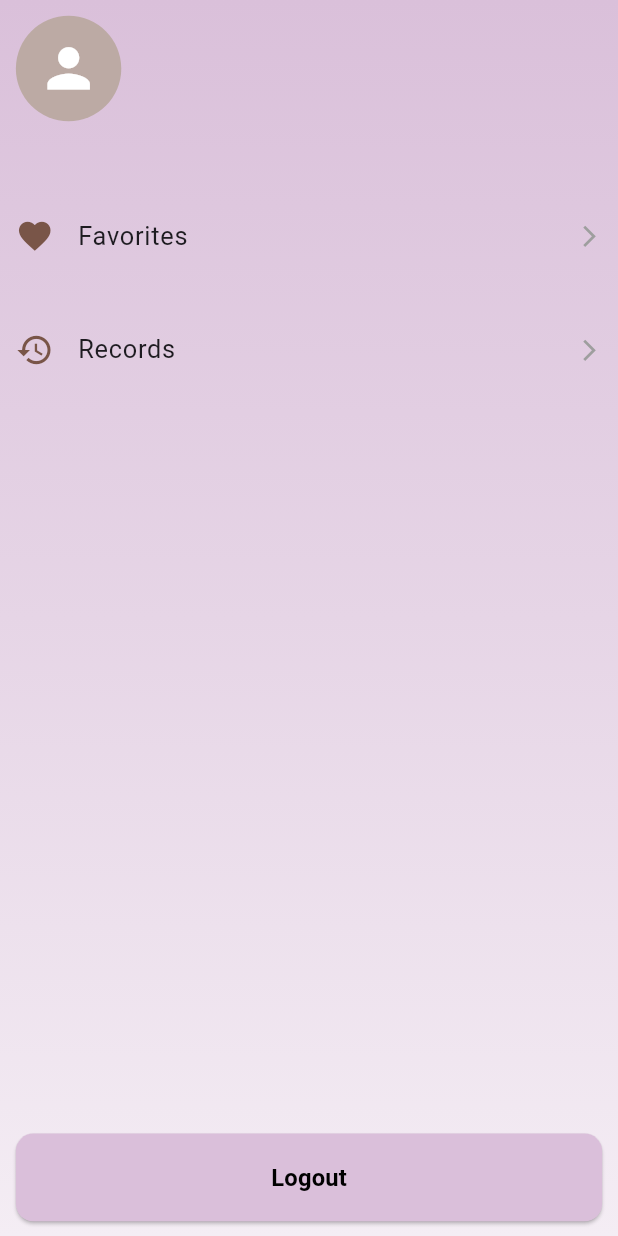
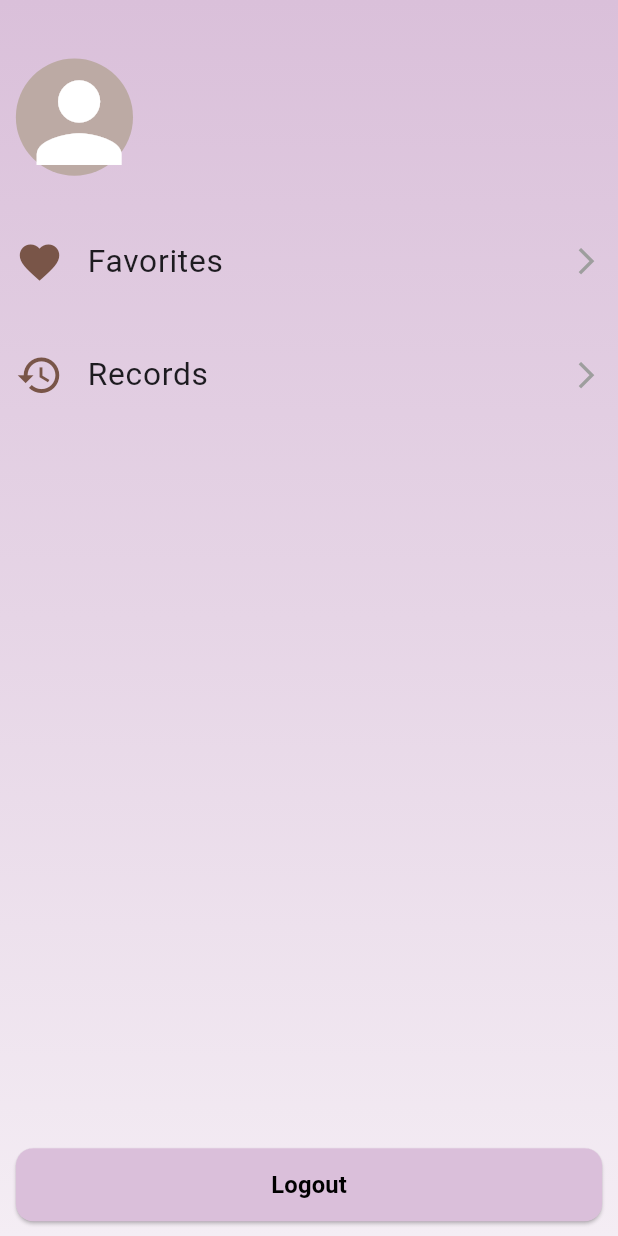
Before and after one commit to Dai-Qiqing/CASA0015, a Flutter app: the ProfilePage screen opened directly, on a phone screen of 412 x 824 dp. Run offline on Flutter 3.47's test engine with Material 3 defaults, Android fonts, the phone set to English and light mode, and no system bars; our stand-ins replace camera, carousel_slider, dio, flutter_screenutil, get, image_picker and 1 more; accounts and stored records are empty; network calls fail.

Commit message:
优化UI

```diff
--- a/flutter_outfit/lib/l10n/l10n.dart
+++ b/flutter_outfit/lib/l10n/l10n.dart
@@ -161,6 +161,11 @@ class AppLocalizations {
   String get flip {
     return Intl.message('Flip', name: 'flip', desc: '', locale: localeName);
   }
+
+  String get emptyTip {
+    return Intl.message('It\'s empty!',
+        name: 'emptyTip', desc: '', locale: localeName);
+  }
 }
 
 class AppLocalizationsDelegate extends LocalizationsDelegate<AppLocalizations> {
--- a/flutter_outfit/lib/modules/auth/view.dart
+++ b/flutter_outfit/lib/modules/auth/view.dart
@@ -67,7 +67,7 @@ class AuthPage extends GetView<AuthController> {
                       onPressed: controller.submit,
                       style: ElevatedButton.styleFrom(
                         backgroundColor: Color(0xFFDABFDA),
-                        minimumSize: Size(double.infinity, 60.h),
+                        minimumSize: Size(double.infinity, 50.h),
                         shape: RoundedRectangleBorder(
                           borderRadius: BorderRadius.circular(12.r),
                         ),
--- a/flutter_outfit/lib/modules/home/controller.dart
+++ b/flutter_outfit/lib/modules/home/controller.dart
@@ -41,8 +41,9 @@ class HomeController extends GetxController {
   }
 
   void onSearchForTap() async {
+    searchText.value = searchController.text;
     var result = await apiOutfit.getOutfits({
-      'key': searchController.text,
+      'key': searchText.value,
     });
     recommendations.value = result ?? [];
   }
--- a/flutter_outfit/lib/modules/home/widgets/search_input.dart
+++ b/flutter_outfit/lib/modules/home/widgets/search_input.dart
@@ -31,7 +31,6 @@ class SearchInput extends StatelessWidget {
                 Expanded(
                   child: TextFormField(
                     controller: controller.searchController,
-                    onChanged: (value) => controller.searchText.value = value,
                     decoration: InputDecoration(
                       hintText: l10n.searchInputTip,
                       border: InputBorder.none,
--- a/flutter_outfit/lib/modules/profile/view.dart
+++ b/flutter_outfit/lib/modules/profile/view.dart
@@ -27,13 +27,16 @@ class ProfilePage extends GetView<ProfileController> {
         CustomScrollView(
           slivers: [
             SliverPadding(
-              padding: EdgeInsets.all(10.w),
+              padding: EdgeInsets.symmetric(
+                horizontal: 10.w,
+                vertical: 40.h,
+              ),
               sliver: SliverToBoxAdapter(
                 child: Column(
                   crossAxisAlignment: CrossAxisAlignment.start,
                   children: [
                     ProfileHeader(),
-                    SizedBox(height: 40.h),
+                    SizedBox(height: 20.h),
                     OptionItem(
                       icon: Icons.favorite,
                       title: l10n.favorites,
@@ -59,7 +62,7 @@ class ProfilePage extends GetView<ProfileController> {
             onPressed: controller.logout,
             style: ElevatedButton.styleFrom(
               backgroundColor: Color(0xFFDABFDA),
-              minimumSize: Size(double.infinity, 60.h),
+              minimumSize: Size(double.infinity, 50.h),
               shape: RoundedRectangleBorder(
                 borderRadius: BorderRadius.circular(12.r),
               ),
--- a/flutter_outfit/lib/modules/profile/widgets/option_item.dart
+++ b/flutter_outfit/lib/modules/profile/widgets/option_item.dart
@@ -20,17 +20,18 @@ class OptionItem extends StatelessWidget {
       leading: Icon(
         icon,
         color: Colors.brown,
-        size: 24.sp,
+        size: 30.sp,
       ),
       title: Text(
         title,
         style: TextStyle(
-          fontSize: 16.sp,
+          fontSize: 20.sp,
+          fontWeight: FontWeight.w400,
         ),
       ),
       trailing: Icon(
         Icons.arrow_forward_ios,
-        size: 16.sp,
+        size: 20.sp,
         color: Colors.grey,
       ),
       onTap: onTap,
--- a/flutter_outfit/lib/modules/profile/widgets/profile_header.dart
+++ b/flutter_outfit/lib/modules/profile/widgets/profile_header.dart
@@ -13,31 +13,31 @@ class ProfileHeader extends StatelessWidget {
       () => Row(
         children: [
           CircleAvatar(
-            radius: 36.r,
+            radius: 40.r,
             backgroundColor: Colors.brown[200],
             child: controller.avatarUrl.value.isNotEmpty
                 ? ClipOval(
                     child: Image.network(
                       controller.avatarUrl.value,
-                      width: 72.r,
-                      height: 72.r,
+                      width: 80.r,
+                      height: 80.r,
                       fit: BoxFit.cover,
                     ),
                   )
                 : Icon(
                     Icons.person,
-                    size: 40.sp,
+                    size: 80.sp,
                     color: Colors.white,
                   ),
           ),
-          SizedBox(width: 15.w),
+          SizedBox(width: 20.w),
           Column(
             crossAxisAlignment: CrossAxisAlignment.start,
             children: [
               Text(
                 controller.userName.value,
                 style: TextStyle(
-                  fontSize: 18.sp,
+                  fontSize: 25.sp,
                   fontWeight: FontWeight.bold,
                 ),
               ),
```
Also changed, not shown: flutter_outfit/lib/modules/favorite/view.dart (+20 -4 lines), flutter_outfit/lib/modules/home/view.dart (+20 -4 lines), flutter_outfit/lib/modules/home/widgets/recommendations.dart (+9 -6 lines), flutter_outfit/lib/modules/record/view.dart (+16 -5 lines).
